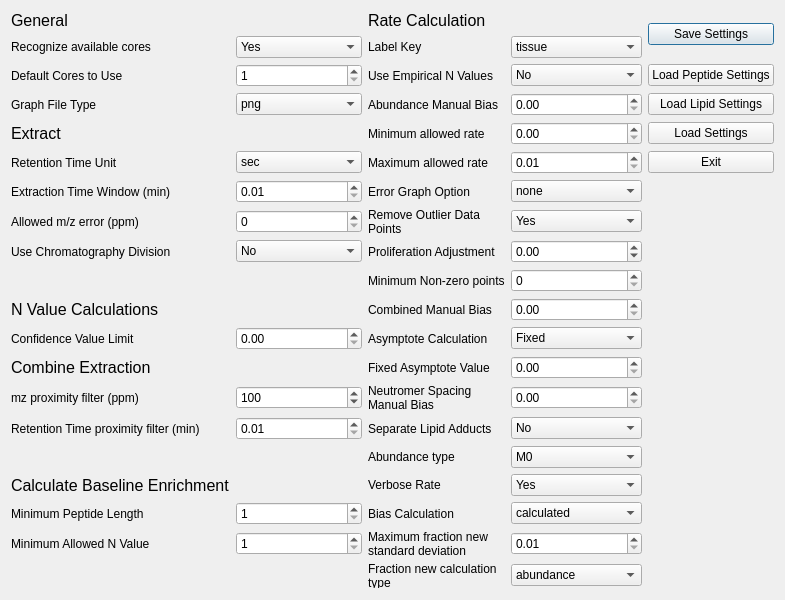
JC-Price/DeuteRater, file ui_files/Settings_Menu.ui: the form before one commit.
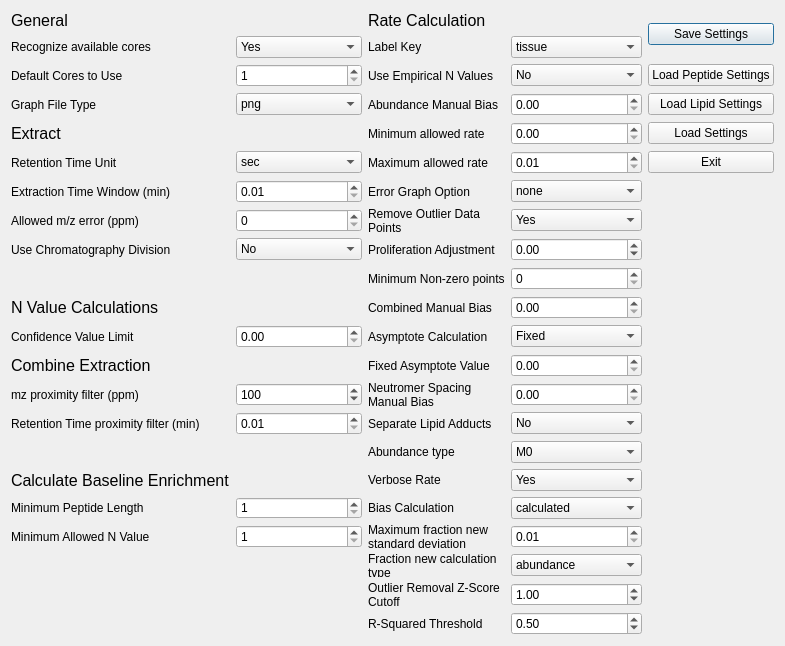
The form after the commit.

Commit message: Added r2 and zscore settings and other adjustments to graphing and rate calculation workflow

The edit to the form file:
```diff
--- a/ui_files/Settings_Menu.ui
+++ b/ui_files/Settings_Menu.ui
@@ -148,6 +148,58 @@
      </item>
     </widget>
    </item>
+   <item row="20" column="2">
+    <widget class="QLabel" name="label_51">
+     <property name="text">
+      <string>Outlier Removal Z-Score Cutoff</string>
+     </property>
+     <property name="wordWrap">
+      <bool>true</bool>
+     </property>
+    </widget>
+   </item>
+   <item row="20" column="3">
+    <widget class="QDoubleSpinBox" name="zscore_cutoff">
+     <property name="minimum">
+      <double>0.0000000</double>
+     </property>
+     <property name="maximum">
+      <double>100.0000000</double>
+     </property>
+     <property name="singleStep">
+      <double>0.0100000</double>
+     </property>
+     <property name="value">
+      <double>1.0000000</double>
+     </property>
+    </widget>
+   </item>
+   <item row="21" column="2">
+    <widget class="QLabel" name="label_52">
+     <property name="text">
+      <string>R-Squared Threshold</string>
+     </property>
+     <property name="wordWrap">
+      <bool>true</bool>
+     </property>
+    </widget>
+   </item>
+   <item row="21" column="3">
+    <widget class="QDoubleSpinBox" name="r2_threshold">
+     <property name="minimum">
+      <double>0.0000000</double>
+     </property>
+     <property name="maximum">
+      <double>1.0000000</double>
+     </property>
+     <property name="singleStep">
+      <double>0.0100000</double>
+     </property>
+     <property name="value">
+      <double>0.5000000</double>
+     </property>
+    </widget>
+   </item>
    <item row="17" column="0">
     <widget class="QLabel" name="label_24">
      <property name="text">
```
The commit also changes 10 other files.
